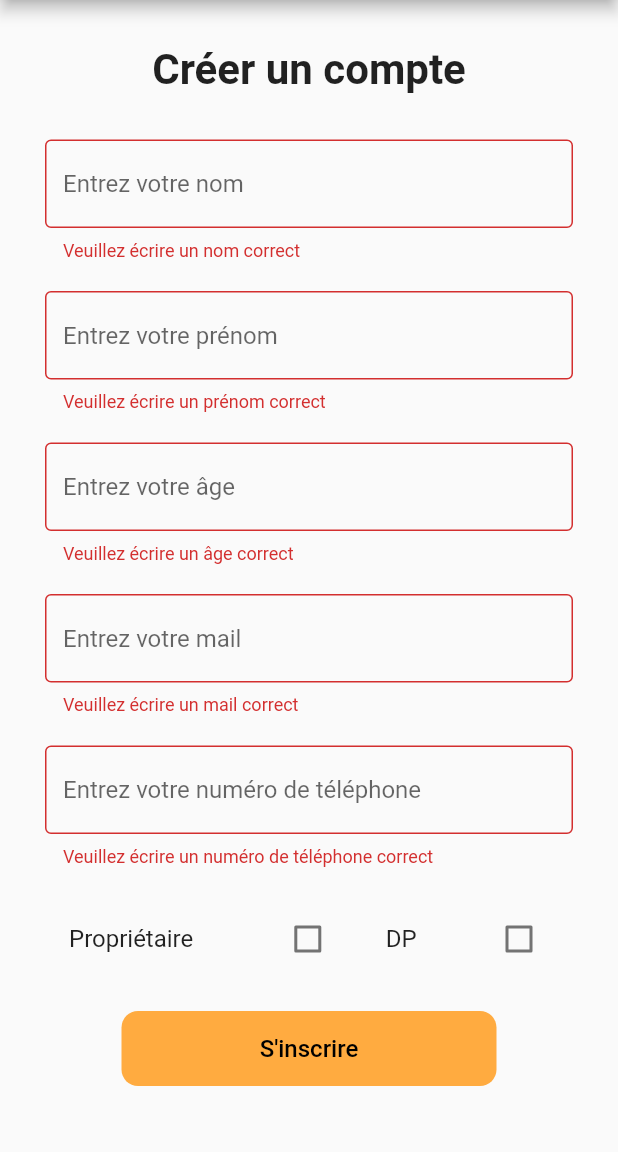
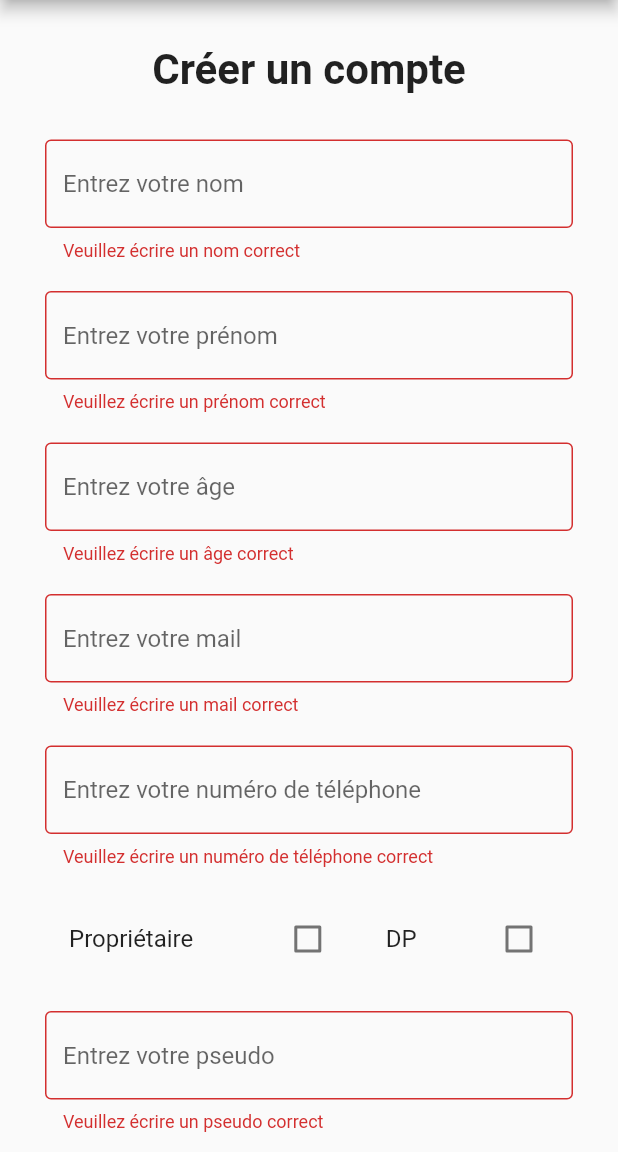
Before and after one commit to AxelDemorest/flutter_app, a Flutter app: the screen it shows after launch, after a tap on an icon or button, on a phone screen of 412 x 824 dp, the part 84-1236 px from its top. Run offline on Flutter 3.47's test engine with Material 2 defaults, Android fonts, the phone set to English and light mode, and no system bars; missing offline and left inert: mongo_dart.

Commit message:
Ajout mot de passe et pseudo dans la page register

```diff
--- a/lib/Views/register/register.dart
+++ b/lib/Views/register/register.dart
@@ -19,6 +19,8 @@ class _RegisterState extends State<Register> {
   TextEditingController ageController = TextEditingController();
   TextEditingController mailController = TextEditingController();
   TextEditingController phoneController = TextEditingController();
+  TextEditingController usernameController = TextEditingController();
+  TextEditingController passwordController = TextEditingController();
 
   bool isOwner = false;
   bool isHalfBoarder = false;
@@ -176,6 +178,38 @@ class _RegisterState extends State<Register> {
                                   ),
                                   Container(
                                       margin: const EdgeInsets.only(top: 20),
+                                      child: TextFormField(
+                                        controller: usernameController,
+                                        decoration: const InputDecoration(
+                                          border: OutlineInputBorder(),
+                                          hintText: 'Entrez votre pseudo',
+                                        ),
+                                        validator: (value) {
+                                          if (value == null || value.isEmpty) {
+                                            return 'Veuillez écrire un pseudo correct';
+                                          } else {
+                                            return null;
+                                          }
+                                        },
+                                      )),
+                                  Container(
+                                      margin: const EdgeInsets.only(top: 20),
+                                      child: TextFormField(
+                                        controller: passwordController,
+                                        decoration: const InputDecoration(
+                                          border: OutlineInputBorder(),
+                                          hintText: 'Entrez votre mot de passe',
+                                        ),
+                                        validator: (value) {
+                                          if (value == null || value.isEmpty) {
+                                            return 'Veuillez écrire un mot de passe correct';
+                                          } else {
+                                            return null;
+                                          }
+                                        },
+                                      )),
+                                  Container(
+                                      margin: const EdgeInsets.only(top: 20),
                                       width: 250,
                                       height: 50,
                                       child: TextButton(
@@ -216,17 +250,20 @@ class _RegisterState extends State<Register> {
                                                   M.ObjectId(),
                                                   firstNameController.text,
                                                   mailController.text,
+                                                  passwordController.text,
                                                   lastNameController.text,
                                                   phoneController.text,
-                                                  int.parse(
-                                                      ageController.text));
+                                                  int.parse(ageController.text),
+                                              usernameController.text,);
                                               var userJson = {
                                                 '_id': user.id,
                                                 'name': user.name,
                                                 'lastName': user.lastName,
                                                 'email': user.email,
+                                                'password': user.password,
                                                 'phone': user.phone,
-                                                'age': user.age
+                                                'age': user.age,
+                                                'username': user.username,
                                               };
                                               await MongoDatabase.insertUser(userJson);
                                             }
```
